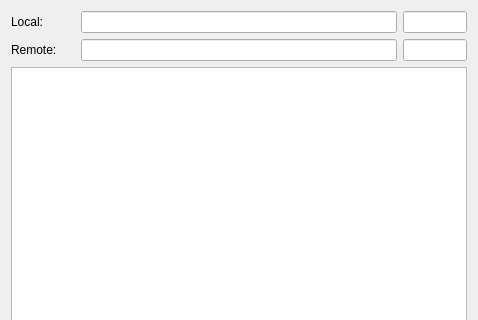
Qt form MainWindow.ui (cui-daniel/cn.org.snail.clang.qt.utility.clipboard.share) before a commit; both pictures show x 0 to 478 and y 0 to 320 of the 478 by 563 pixel window.
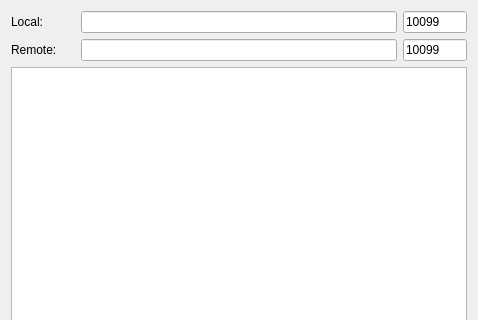
The same form after that commit.

What changed in the file:
```diff
--- a/MainWindow.ui
+++ b/MainWindow.ui
@@ -50,6 +50,9 @@
             <height>16777215</height>
            </size>
           </property>
+          <property name="text">
+           <string>10099</string>
+          </property>
          </widget>
         </item>
        </layout>
@@ -80,6 +83,9 @@
             <height>16777215</height>
            </size>
           </property>
+          <property name="text">
+           <string>10099</string>
+          </property>
          </widget>
         </item>
        </layout>
```
